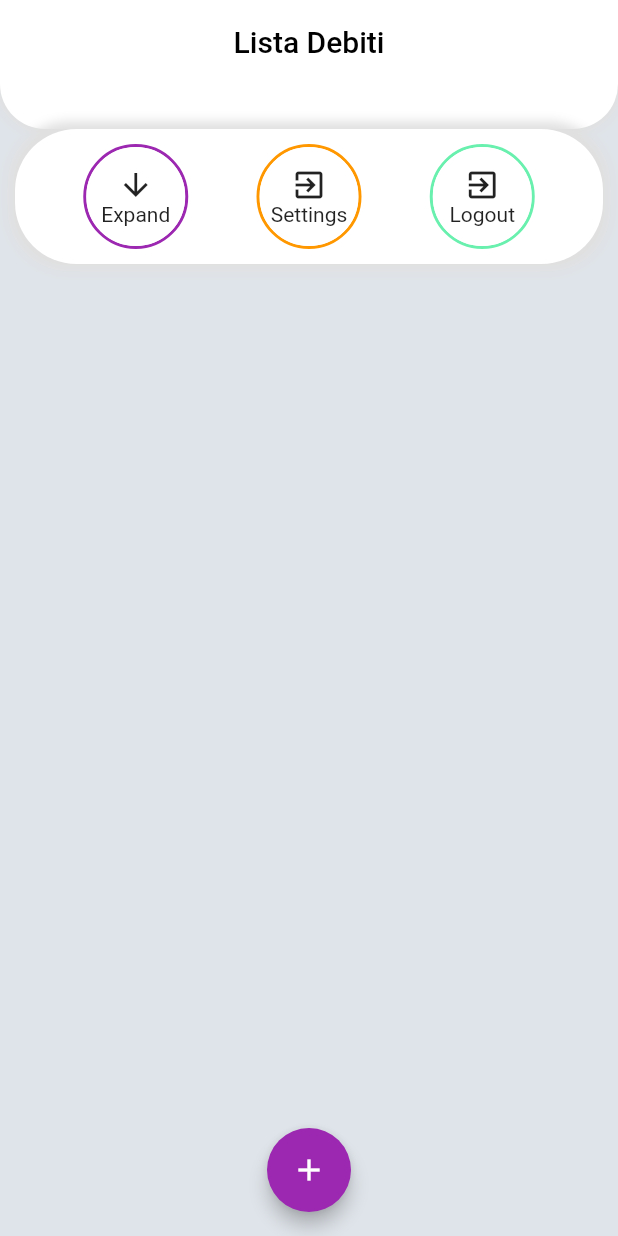
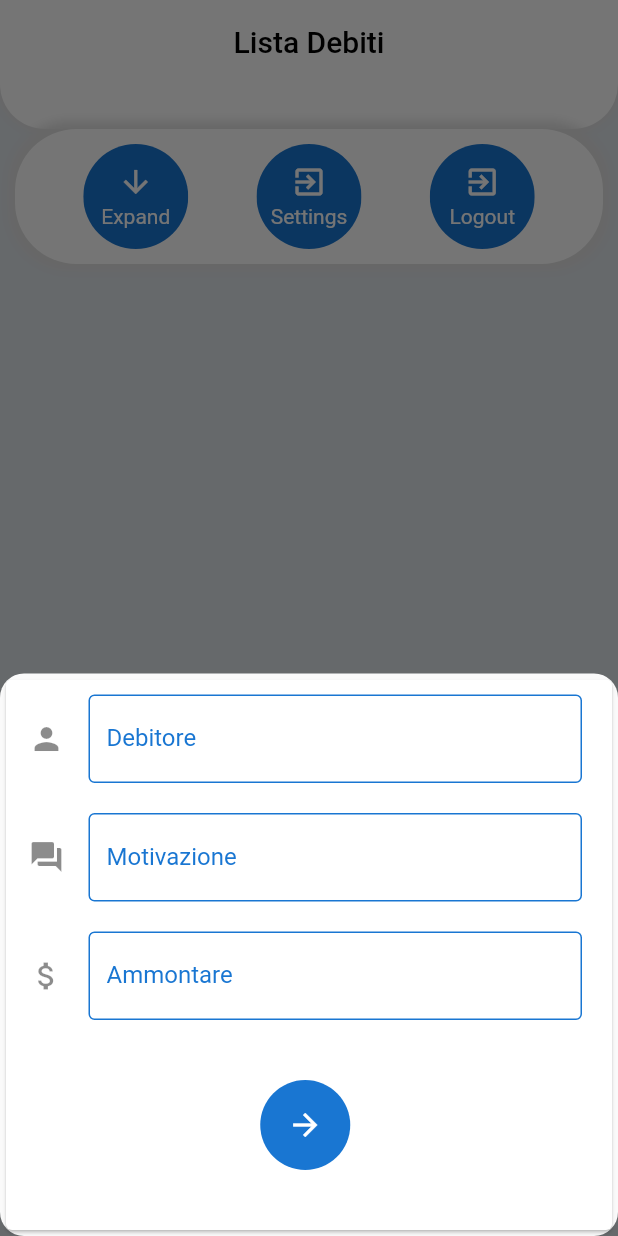
Before and after one commit to GiorgioMannarini/ListaDebiti, a Flutter app: the FirstScreen screen opened by its route, after a tap on the "add" icon, on a phone screen of 412 x 824 dp. Run offline on Flutter 3.47's test engine with Material 2 defaults, Android fonts, the phone set to English and light mode, and no system bars; our stand-ins replace firebase_auth, google_sign_in; accounts and stored records are empty.

Commit message:
Almost finished. TODO: Chart

```diff
--- a/lib/Models/Debit.dart
+++ b/lib/Models/Debit.dart
@@ -1,7 +1,7 @@
 
 import 'package:flutter/material.dart';
 
-class Debit{
+  class Debit{
 
   final String title;
   final double amount;
--- a/lib/Views/Components/ContainerButton.dart
+++ b/lib/Views/Components/ContainerButton.dart
@@ -1,50 +1,50 @@
-
-
 import 'package:flutter/material.dart';
 
-
+//TODO: Clipoval Color and Colors in general
 class ContainerButton extends StatelessWidget {
   String buttonTitle;
   Icon icon;
   Color color;
   VoidCallback onIconPress;
   //constructor
-    ContainerButton(String buttonTitle, Icon icon, Color color, VoidCallback onIconPress){
+  ContainerButton(
+      String buttonTitle, Icon icon, Color color, VoidCallback onIconPress) {
     this.icon = icon;
-      this. buttonTitle = buttonTitle;
+    this.buttonTitle = buttonTitle;
     this.color = color;
     this.onIconPress = onIconPress;
   }
   @override
   Widget build(BuildContext context) {
-    return
-    SizedBox.fromSize(
+    return SizedBox.fromSize(
       size: Size(70, 70), // button width and height
       child: Container(
+        decoration: BoxDecoration(
 
-
-
-    decoration: BoxDecoration(
-      border: Border.all(
+            /*border: Border.all(
         color: color,
         width: 2,
-      ),
-      borderRadius: BorderRadius.circular(40)
-    ),
+      ), */
+            borderRadius: BorderRadius.circular(40)),
         child: ClipOval(
-
           child: Material(
-
-
-        color: Colors.white, // button color
+            color: color, // button color
             child: InkWell(
               splashColor: Theme.of(context).primaryColor, // splash color
-          onTap: () {onIconPress();}, // button pressed
+              onTap: () {
+                onIconPress();
+              }, // button pressed
               child: Column(
                 mainAxisAlignment: MainAxisAlignment.center,
                 children: <Widget>[
-              icon, // icon
-              Text(buttonTitle), // text
+                  icon,
+                  SizedBox(
+                    height: 3,
+                  ), // icon
+                  Text(
+                    buttonTitle,
+                    style: TextStyle(color: Colors.white),
+                  ), // text
                 ],
               ),
             ),
@@ -52,7 +52,5 @@ class ContainerButton extends StatelessWidget {
         ),
       ),
     );
-
-
   }
 }
--- /dev/null
+++ b/lib/Views/Components/ModalTextField.dart
@@ -0,0 +1,39 @@
+import 'package:flutter/material.dart';
+
+class ModalTextField extends StatelessWidget {
+  String description;
+  Icon icon;
+  TextEditingController controller;
+  TextInputType keyboard;
+
+  ModalTextField(
+      String description, Icon icon, TextEditingController controller, TextInputType keyboard) {
+    this.description = description;
+    this.icon = icon;
+    this.controller = controller;
+    this.keyboard = keyboard;
+  }
+
+
+
+  @override
+  Widget build(BuildContext context) {
+    return TextField(
+      decoration: InputDecoration(
+          enabledBorder: OutlineInputBorder(
+              borderSide:
+                  BorderSide(color: Theme.of(context).primaryColorDark)),
+          labelText: this.description,
+          labelStyle: TextStyle(color: Theme.of(context).primaryColorDark),
+          icon: this.icon,
+          border: OutlineInputBorder(
+              borderSide: BorderSide(color: Colors.red),
+              borderRadius: BorderRadius.circular(10))),
+      controller: this.controller,
+      cursorColor: Theme.of(context).primaryColorDark,
+      cursorRadius: Radius.circular(16),
+      showCursor: true,
+      keyboardType: this.keyboard,
+    );
+  }
+}
--- /dev/null
+++ b/lib/Views/Components/NewDebit.dart
@@ -0,0 +1,65 @@
+import 'package:flutter/material.dart';
+import 'ModalTextField.dart';
+
+class NewDebit extends StatefulWidget {
+  final Function addDebit;
+
+  NewDebit(this.addDebit);
+
+  @override
+  _NewDebitState createState() => _NewDebitState();
+}
+
+class _NewDebitState extends State<NewDebit> {
+  final controllerDebitore = TextEditingController();
+
+  final controllerAmount = TextEditingController();
+
+  final controllerMotivazione = TextEditingController();
+
+  void _submitData() {
+    final debitore = controllerDebitore.text;
+    final amount = double.parse(controllerAmount.text);
+    final motivazione = controllerMotivazione.text;
+    if (debitore.isEmpty || motivazione.isEmpty || amount <= 0) {
+      return;
+    }
+    widget.addDebit(motivazione, amount, debitore);
+    Navigator.of(context).pop();
+  }
+
+  @override
+  Widget build(BuildContext context) {
+    return Card(
+      child: SingleChildScrollView(
+        child: Container(
+          padding: EdgeInsets.only(
+              bottom: MediaQuery.of(context).viewInsets.bottom + 40,
+              left: 15,
+              right: 20, top: 10),
+          child: Column(
+            children: <Widget>[
+              ModalTextField('Debitore', Icon(Icons.person), controllerDebitore, TextInputType.text),
+              SizedBox(
+                height: 20,
+              ),
+              ModalTextField('Motivazione', Icon(Icons.question_answer), controllerMotivazione, TextInputType.text),
+              SizedBox(
+                height: 20,
+              ),
+              ModalTextField('Ammontare', Icon(Icons.attach_money), controllerAmount, TextInputType.numberWithOptions(decimal: true)),
+              SizedBox(
+                height: 40,
+              ),
+              CircleAvatar(
+                radius: 30,
+                child: IconButton(
+                    icon: Icon(Icons.arrow_forward), onPressed: ()=> _submitData()),
+              ),
+            ],
+          ),
+        ),
+      ),
+    );
+  }
+}
--- a/lib/Views/Screens/FirstScreen.dart
+++ b/lib/Views/Screens/FirstScreen.dart
@@ -3,8 +3,9 @@ import '../Components/ChartContainer.dart';
 import '../Components/ActionsContainer.dart';
 import '../../Controllers/FirstScreenController.dart';
 import '../Components/ContainerButton.dart';
-
-
+import '../Components/NewDebit.dart';
+import '../../Models/Debit.dart';
+import '../Components/DebitCard.dart';
 
 class FirstScreen extends StatefulWidget {
   @override
@@ -12,18 +13,40 @@ class FirstScreen extends StatefulWidget {
 }
 
 class _FirstScreenState extends State<FirstScreen> {
-
   final FirstScreenController firstScreenController = FirstScreenController();
   bool selected = false;
+  List<Debit> _debiti = [];
 
+  void addDebit(String title, double amount, String owner) {
+    Debit deb = Debit(title: title, amount: amount, owner: owner);
+    setState(() {
+      _debiti.add(deb);
+    });
+  }
 
+  void deleteDebit(Debit deb) {
+    setState(() {
+      _debiti.remove(deb);
+    });
+  }
+
+  void _showBottom(BuildContext ctx) {
+    showModalBottomSheet(
+        context: ctx,
+        isScrollControlled: true,
+        shape: RoundedRectangleBorder(borderRadius: BorderRadius.circular(16)),
+        builder: (_) {
+          return NewDebit(addDebit);
+        });
+  }
 
   @override
   Widget build(BuildContext context) {
     return Scaffold(
       appBar: AppBar(
         backgroundColor: Colors.white,
-        title: Text('Lista Debiti',
+        title: Text(
+          'Lista Debiti',
           style: TextStyle(
             color: Colors.black,
           ),
@@ -36,41 +59,62 @@ class _FirstScreenState extends State<FirstScreen> {
           Container(
             decoration: BoxDecoration(color: Color(0xffdfe4ea)),
           ),
-
           Column(
             children: <Widget>[
               ChartContainer(selected),
               ActionsContainer(
                 child: Row(
                   children: <Widget>[
-                      ContainerButton("Expand", Icon(Icons.arrow_downward), Colors.purple, (){setState((){selected = !selected;});} ),
-                      ContainerButton("Settings", Icon(Icons.exit_to_app), Colors.orange, (){print('Settings');}),
-                      ContainerButton("Logout", Icon(Icons.exit_to_app), Colors.greenAccent, (){firstScreenController.logoutButton(context);}),
+                    ContainerButton(
+                        "Expand",
+                        Icon(
+                          Icons.arrow_downward,
+                          color: Colors.white,
+                        ),
+                        Theme.of(context).primaryColorDark, () {
+                      setState(() {
+                        selected = !selected;
+                      });
+                    }),
+                    ContainerButton(
+                        "Settings",
+                        Icon(Icons.exit_to_app, color: Colors.white),
+                        Theme.of(context).primaryColorDark, () {
+                      print('Settings');
+                    }),
+                    ContainerButton(
+                        "Logout",
+                        Icon(Icons.exit_to_app, color: Colors.white),
+                        Theme.of(context).primaryColorDark, () {
+                      firstScreenController.logoutButton(context);
+                    }),
                   ],
                   mainAxisAlignment: MainAxisAlignment.spaceEvenly,
                 ),
-
-
               ),
-
+              SizedBox(
+                height: 10,
+              ),
+              Flexible(
+                child: ListView.builder(
+                  itemBuilder: (_, ind) {
+                    return DebitCard(_debiti[ind], deleteDebit);
+                  },
+                  itemCount: _debiti.length,
+                ),
+              ),
             ],
           ),
-
-
-
         ],
       ),
-
       floatingActionButton: FloatingActionButton(
         child: Icon(Icons.add),
-                    onPressed: (){},
+        onPressed: () => _showBottom(context),
         elevation: 5,
-                    backgroundColor: Theme.of(context).accentColor,
+        backgroundColor: Theme.of(context).primaryColorDark,
         splashColor: Theme.of(context).primaryColor,
-
-
       ),
-      floatingActionButtonLocation: FloatingActionButtonLocation.centerFloat,
+      floatingActionButtonLocation: FloatingActionButtonLocation.endFloat,
     );
   }
 }
--- a/lib/main.dart
+++ b/lib/main.dart
@@ -21,6 +21,7 @@ class MyApp extends StatelessWidget {
       theme: ThemeData(
         primarySwatch: Colors.blue,
         accentColor: Colors.purple,
+
       ),
 
     );
```
Also changed, not shown: lib/Views/Components/AddDebit.dart (deleted, +0 -69 lines), lib/Views/Components/DebitCard.dart (+16 -9 lines). Lines whose indentation alone changed are shown as unchanged.
